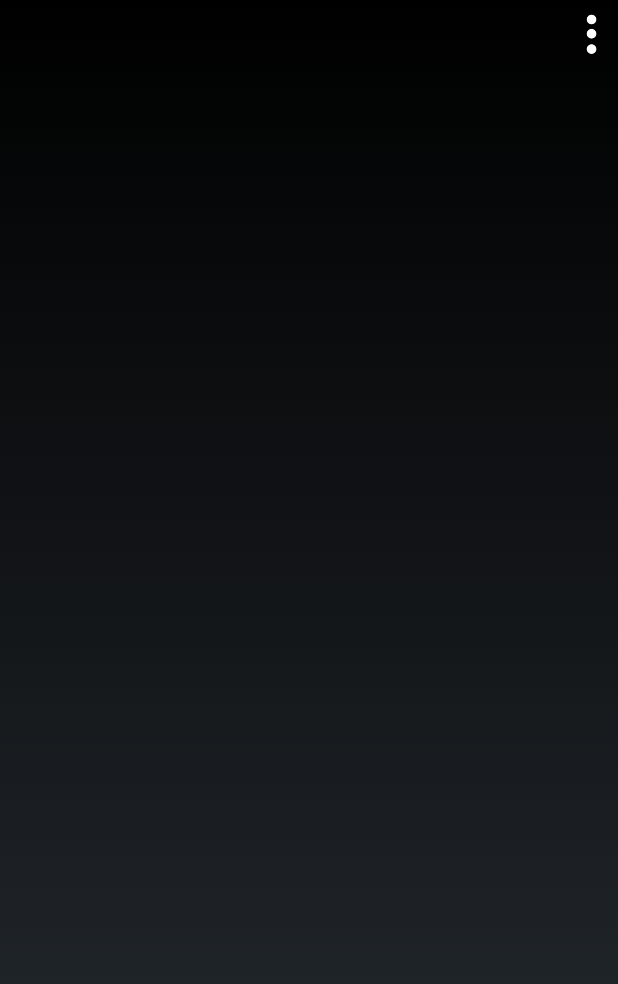
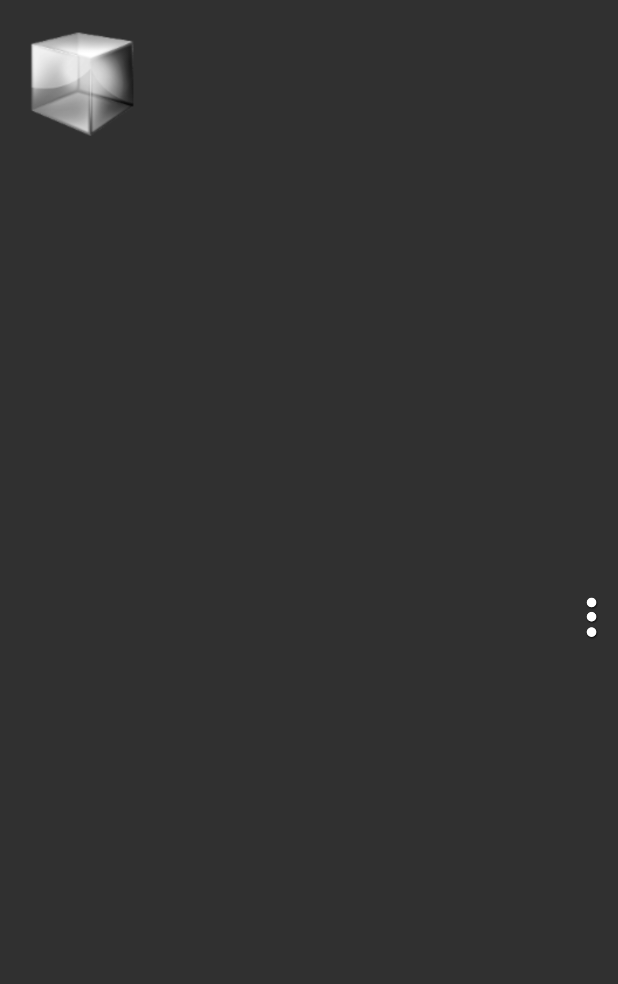
Before and after one commit to noxo/tango, an Android app: the layout view_item.xml on its own in the app's theme, with its tools: preview values and no code run, on a phone screen of 412 x 824 dp. Shown: the top 984 px of the screen. Run offline under Robolectric (Android 15) with nearby library versions, the light colour scheme and no system bars.

Commit message:
Material design, model thumbnails

```diff
--- a/open_constructor/app/src/main/AndroidManifest.xml
+++ b/open_constructor/app/src/main/AndroidManifest.xml
@@ -13,7 +13,7 @@
     <application
         android:icon="@drawable/ic_launcher"
         android:label="@string/app_name"
-        android:theme="@android:style/Theme.NoTitleBar.Fullscreen"
+        android:theme="@android:style/Theme.Material.NoActionBar.Fullscreen"
         android:allowBackup="false">
         <uses-library
             android:name="com.projecttango.libtango_device2"
--- a/open_constructor/app/src/main/java/com/lvonasek/openconstructor/main/JNI.java
+++ b/open_constructor/app/src/main/java/com/lvonasek/openconstructor/main/JNI.java
@@ -72,5 +72,8 @@ public class JNI
   // Select object by rect
   public static native void rectSelection(float x1, float y1, float x2, float y2);
 
+  // Indicate that last setview was applied
+  public static native boolean animFinished();
+
   public static native byte[] clientSecret();
 }
--- a/open_constructor/app/src/main/res/layout/view_item.xml
+++ b/open_constructor/app/src/main/res/layout/view_item.xml
@@ -3,21 +3,39 @@
               android:layout_width="match_parent"
               android:layout_height="match_parent">
 
+    <View
+        android:layout_width="100sp"
+        android:layout_height="100sp"
+        android:layout_alignParentStart="true"
+        android:layout_alignParentTop="true"
+        android:layout_margin="5dp"
+        android:background="@drawable/ic_model_icon"
+        android:id="@+id/icon" />
+
     <TextView
         android:layout_width="match_parent"
         android:layout_height="35sp"
-        android:layout_margin="5dp"
-        android:layout_alignParentLeft="true"
         android:layout_alignParentTop="true"
         android:textSize="28sp"
-        android:id="@+id/name" />
+        android:id="@+id/name"
+        android:layout_marginStart="5dp"
+        android:layout_toEndOf="@+id/icon"/>
 
     <View
         android:layout_width="35sp"
         android:layout_height="35sp"
-        android:layout_alignParentRight="true"
-        android:layout_alignParentTop="true"
-        android:layout_marginTop="5sp"
+        android:layout_alignParentEnd="true"
+        android:layout_centerVertical="true"
         android:background="@drawable/ic_context_menu"
         android:id="@+id/context" />
+
+    <TextView
+        android:layout_width="match_parent"
+        android:layout_height="wrap_content"
+        android:textSize="14sp"
+        android:id="@+id/description"
+        android:layout_below="@+id/name"
+        android:layout_alignParentEnd="true"
+        android:layout_alignStart="@+id/name"/>
+
 </RelativeLayout>
--- a/open_constructor/app/src/main/res/values/strings.xml
+++ b/open_constructor/app/src/main/res/values/strings.xml
@@ -10,6 +10,7 @@
     <string name="settings">Settings</string>
     <string name="sketchfab">Sketchfab</string>
     <string name="capture">Capture</string>
+    <string name="textures"> textures</string>
 
     <!-- Editor !-->
     <string name="editor_back">Back</string>
```
Also changed, not shown: open_constructor/app/src/main/java/com/lvonasek/openconstructor/main/OpenConstructor.java (+118 -1 lines), open_constructor/app/src/main/java/com/lvonasek/openconstructor/ui/AbstractActivity.java (+12 -7 lines), open_constructor/app/src/main/java/com/lvonasek/openconstructor/ui/FileAdapter.java (+40 -0 lines), open_constructor/app/src/main/res/layout/activity_files.xml (+10 -9 lines), open_constructor/app/src/main/res/layout/activity_main.xml (+11 -0 lines), open_constructor/app/src/main/res/drawable/ic_model_icon.png (added), open_constructor/app/src/main/res/drawable/ic_thumbnail.png (added), 2 other files.
